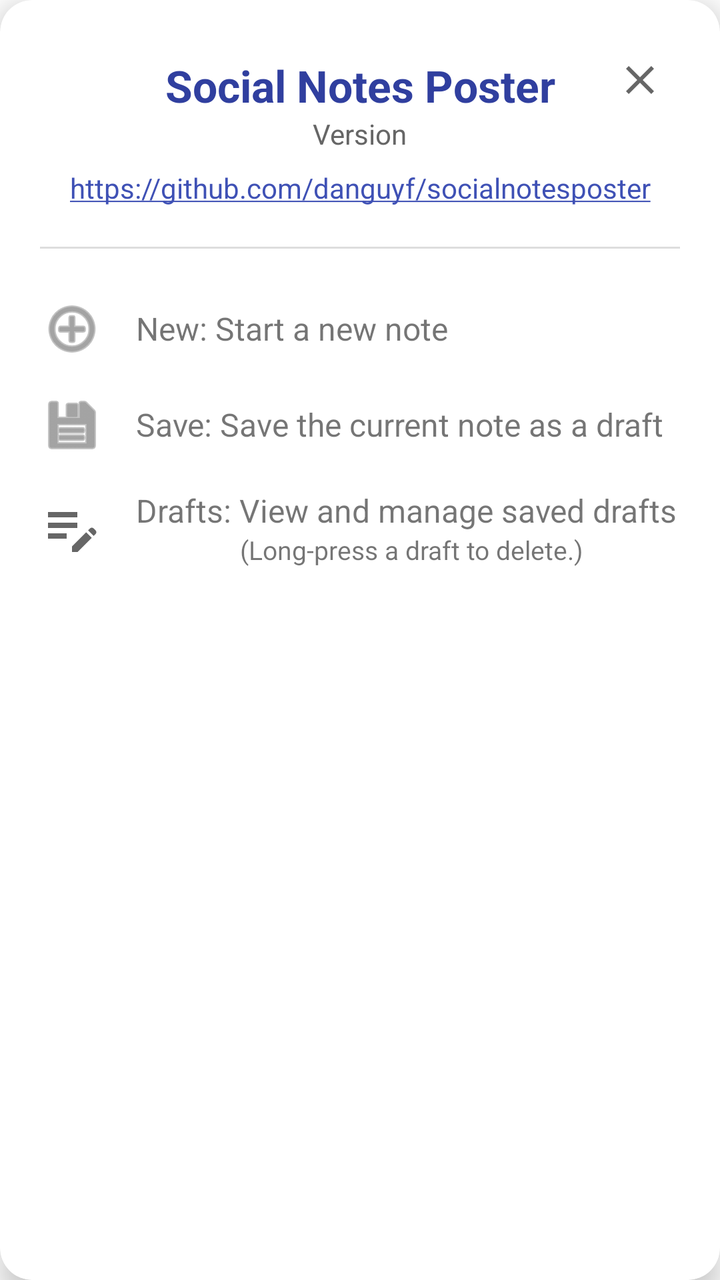
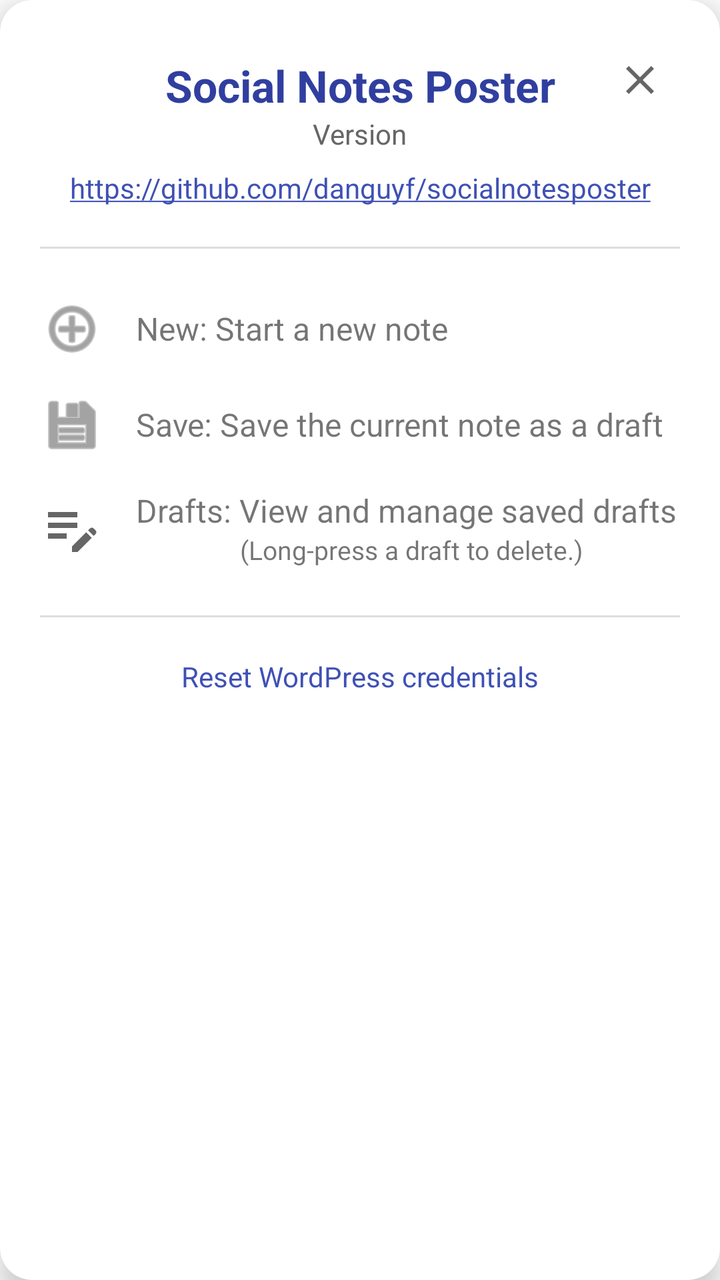

Before-and-after screenshots of an Android layout around one commit, followed by the original layout XML and the change that was made.
<!-- AndroidManifest.xml: application theme Theme.SocialNotesPoster -->
<!-- res/layout/dialog_help.xml -->
<?xml version="1.0" encoding="utf-8"?>
<com.google.android.material.card.MaterialCardView xmlns:android="http://schemas.android.com/apk/res/android"
    xmlns:app="http://schemas.android.com/apk/res-auto"
    android:layout_width="match_parent"
    android:layout_height="wrap_content"
    app:cardCornerRadius="16dp"
    app:cardElevation="8dp"
    android:layout_margin="24dp">

    <androidx.constraintlayout.widget.ConstraintLayout
        android:layout_width="match_parent"
        android:layout_height="wrap_content"
        android:padding="20dp">

        <ImageButton
            android:id="@+id/btnCloseHelp"
            android:layout_width="40dp"
            android:layout_height="40dp"
            android:background="?attr/selectableItemBackgroundBorderless"
            android:src="@drawable/ic_close_24"
            android:contentDescription="Close"
            app:layout_constraintTop_toTopOf="parent"
            app:layout_constraintEnd_toEndOf="parent" />

        <TextView
            android:id="@+id/tvAppName"
            android:layout_width="wrap_content"
            android:layout_height="wrap_content"
            android:text="@string/app_name"
            android:textSize="22sp"
            android:textStyle="bold"
            android:textColor="@color/app_name_text_color"
            app:layout_constraintTop_toTopOf="parent"
            app:layout_constraintStart_toStartOf="parent"
            app:layout_constraintEnd_toEndOf="parent"
            android:layout_marginTop="8dp"/>

        <TextView
            android:id="@+id/tvAppVersion"
            android:layout_width="wrap_content"
            android:layout_height="wrap_content"
            android:text="Version"
            android:textSize="14sp"
            android:textColor="#666666"
            app:layout_constraintTop_toBottomOf="@id/tvAppName"
            app:layout_constraintStart_toStartOf="parent"
            app:layout_constraintEnd_toEndOf="parent" />

        <TextView
            android:id="@+id/tvRepoLink"
            android:layout_width="wrap_content"
            android:layout_height="wrap_content"
            android:text="@string/app_repo_url"
            android:textColor="@color/indigo_500"
            android:textSize="14sp"
            android:layout_marginTop="8dp"
            android:autoLink="web"
            android:linksClickable="true"
            app:layout_constraintTop_toBottomOf="@id/tvAppVersion"
            app:layout_constraintStart_toStartOf="parent"
            app:layout_constraintEnd_toEndOf="parent" />

        <View
            android:id="@+id/divider"
            android:layout_width="match_parent"
            android:layout_height="1dp"
            android:background="#DDDDDD"
            android:layout_marginTop="20dp"
            app:layout_constraintTop_toBottomOf="@id/tvRepoLink" />

        <LinearLayout
            android:layout_width="match_parent"
            android:layout_height="wrap_content"
            android:orientation="vertical"
            android:layout_marginTop="16dp"
            app:layout_constraintTop_toBottomOf="@id/divider"
            app:layout_constraintBottom_toBottomOf="parent">

            <LinearLayout
                android:layout_width="match_parent"
                android:layout_height="wrap_content"
                android:orientation="horizontal"
                android:gravity="center_vertical"
                android:paddingVertical="8dp">
                <ImageView
                    android:layout_width="32dp"
                    android:layout_height="32dp"
                    android:src="@android:drawable/ic_menu_add"
                    app:tint="?attr/colorControlNormal" />
                <TextView
                    android:layout_width="wrap_content"
                    android:layout_height="wrap_content"
                    android:text="@string/icon_new_desc"
                    android:layout_marginStart="16dp"
                    android:textSize="16sp"/>
            </LinearLayout>

            <LinearLayout
                android:layout_width="match_parent"
                android:layout_height="wrap_content"
                android:orientation="horizontal"
                android:gravity="center_vertical"
                android:paddingVertical="8dp">
                <ImageView
                    android:layout_width="32dp"
                    android:layout_height="32dp"
                    android:src="@android:drawable/ic_menu_save"
                    app:tint="?attr/colorControlNormal" />
                <TextView
                    android:layout_width="wrap_content"
                    android:layout_height="wrap_content"
                    android:text="@string/icon_save_desc"
                    android:layout_marginStart="16dp"
                    android:textSize="16sp"/>
            </LinearLayout>

            <LinearLayout
                android:layout_width="match_parent"
                android:layout_height="wrap_content"
                android:orientation="horizontal"
                android:gravity="center_vertical"
                android:paddingVertical="8dp">
                <ImageView
                    android:layout_width="32dp"
                    android:layout_height="32dp"
                    android:src="@drawable/baseline_edit_note_24"
                    app:tint="?attr/colorControlNormal" />
                <LinearLayout
                    android:layout_width="wrap_content"
                    android:layout_height="wrap_content"
                    android:orientation="vertical"
                    android:layout_marginStart="16dp">
                    <TextView
                        android:layout_width="wrap_content"
                        android:layout_height="wrap_content"
                        android:text="@string/icon_drafts_desc"
                        android:textSize="16sp"/>

                    <TextView
                        android:layout_width="wrap_content"
                        android:layout_height="wrap_content"
                        android:layout_marginStart="52dp"
                        android:text="@string/long_press_delete_hint"
                        android:textSize="13sp" />
                </LinearLayout>
            </LinearLayout>

        </LinearLayout>

    </androidx.constraintlayout.widget.ConstraintLayout>

</com.google.android.material.card.MaterialCardView>
<!-- resources referenced by this layout -->
<resources>
  <color name="app_name_text_color">@color/indigo_700</color>
  <color name="indigo_500">#3F51B5</color>
  <!-- drawable baseline_edit_note_24 (drawable) -->
  <vector xmlns:android="http://schemas.android.com/apk/res/android"
      android:width="24dp"
      android:height="24dp"
      android:viewportWidth="24"
      android:viewportHeight="24"
      android:tint="?attr/colorControlNormal">
    <path
        android:fillColor="@android:color/white"
        android:pathData="M3,10h11v2H3V10zM3,8h11V6H3V8zM3,16h7v-2H3V16zM18.01,12.87l0.71,-0.71c0.39,-0.39 1.02,-0.39 1.41,0l0.71,0.71c0.39,0.39 0.39,1.02 0,1.41l-0.71,0.71L18.01,12.87zM17.3,13.58l-5.3,5.3V21h2.12l5.3,-5.3L17.3,13.58z"/>
  </vector>
  <!-- drawable ic_close_24 (drawable) -->
  <vector xmlns:android="http://schemas.android.com/apk/res/android"
      android:width="24dp"
      android:height="24dp"
      android:viewportWidth="24"
      android:viewportHeight="24"
      android:tint="?attr/colorControlNormal">
    <path
        android:fillColor="@android:color/white"
        android:pathData="M19,6.41L17.59,5,12,10.59,6.41,5,5,6.41,10.59,12,5,17.59,6.41,19,12,13.41,17.59,19,19,17.59,13.41,12z"/>
  </vector>
  <string name="app_name">Social Notes Poster</string>
  <string name="app_repo_url">https://github.com/danguyf/socialnotesposter</string>
  <string name="icon_drafts_desc">Drafts: View and manage saved drafts</string>
  <string name="icon_new_desc">New: Start a new note</string>
  <string name="icon_save_desc">Save: Save the current note as a draft</string>
  <string name="long_press_delete_hint">(Long-press a draft to delete.)</string>
  <style name="Theme.SocialNotesPoster" parent="Theme.MaterialComponents.DayNight.DarkActionBar">
          
          <item name="colorPrimary">@color/indigo_500</item>
          <item name="colorPrimaryVariant">@color/indigo_700</item>
          <item name="colorOnPrimary">@color/white</item>
          
          <item name="colorSecondary">@color/indigo_500</item>
          <item name="colorOnSecondary">@color/white</item>
          
          <item name="android:statusBarColor">?attr/colorPrimaryVariant</item>
          <item name="android:windowLightStatusBar" tools:targetApi="m">false</item>
      </style>
  <color name="indigo_700">#303F9F</color>
  <color name="white">#FFFFFFFF</color>
</resources>

<!-- the commit's change to res/layout/dialog_help.xml (unified diff, before → after) -->
@@ -69,12 +69,12 @@
             app:layout_constraintTop_toBottomOf="@id/tvRepoLink" />
 
         <LinearLayout
+            android:id="@+id/llHelpItems"
             android:layout_width="match_parent"
             android:layout_height="wrap_content"
             android:orientation="vertical"
             android:layout_marginTop="16dp"
-            app:layout_constraintTop_toBottomOf="@id/divider"
-            app:layout_constraintBottom_toBottomOf="parent">
+            app:layout_constraintTop_toBottomOf="@id/divider">
 
             <LinearLayout
                 android:layout_width="match_parent"
@@ -147,6 +147,31 @@
 
         </LinearLayout>
 
+        <View
+            android:id="@+id/dividerBottom"
+            android:layout_width="match_parent"
+            android:layout_height="1dp"
+            android:background="#DDDDDD"
+            android:layout_marginTop="16dp"
+            app:layout_constraintTop_toBottomOf="@id/llHelpItems" />
+
+        <TextView
+            android:id="@+id/tvResetCredentials"
+            android:layout_width="wrap_content"
+            android:layout_height="wrap_content"
+            android:text="@string/reset_wp_credentials"
+            android:textColor="@color/indigo_500"
+            android:textSize="14sp"
+            android:layout_marginTop="12dp"
+            android:padding="8dp"
+            android:background="?attr/selectableItemBackground"
+            android:clickable="true"
+            android:focusable="true"
+            app:layout_constraintTop_toBottomOf="@id/dividerBottom"
+            app:layout_constraintStart_toStartOf="parent"
+            app:layout_constraintEnd_toEndOf="parent"
+            app:layout_constraintBottom_toBottomOf="parent" />
+
     </androidx.constraintlayout.widget.ConstraintLayout>
 
 </com.google.android.material.card.MaterialCardView>
<!-- resource entries referenced after the edit -->
@@ -30,6 +30,7 @@
   <string name="icon_new_desc">New: Start a new note</string>
   <string name="icon_save_desc">Save: Save the current note as a draft</string>
   <string name="long_press_delete_hint">(Long-press a draft to delete.)</string>
+  <string name="reset_wp_credentials">Reset WordPress credentials</string>
   <style name="Theme.SocialNotesPoster" parent="Theme.MaterialComponents.DayNight.DarkActionBar">
           
           <item name="colorPrimary">@color/indigo_500</item>
